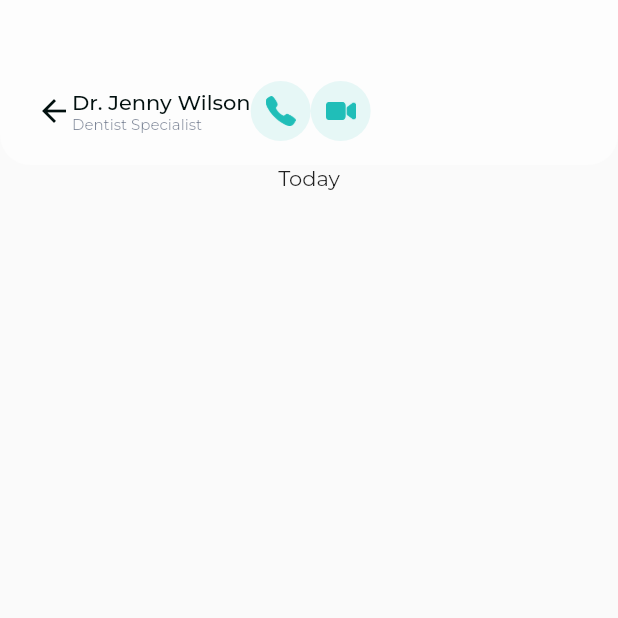
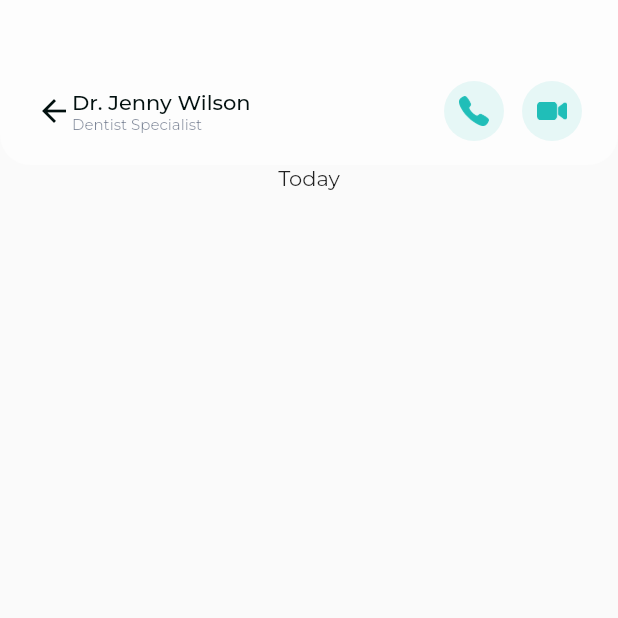
Before and after one commit to romofel/flutter-ui_practice-medical, a Flutter app: the ChatScreen screen opened directly, on a phone screen of 412 x 824 dp, the top half of it. Run offline on Flutter 3.47's test engine with Material 2 defaults, Android fonts, the phone set to English and light mode, and no system bars; our stand-ins replace google_fonts.

Commit message:
Add spacing for the buttons

```diff
--- a/lib/screens/chat_screen.dart
+++ b/lib/screens/chat_screen.dart
@@ -51,9 +51,11 @@ class ChatScreen extends StatelessWidget {
                     ),
                   ],
                 ),
+                const Spacer(),
                 buildAppBarButton(
                     image:
                         'assets/images/chat_screen/appointment_phone_icon.png'),
+                const SizedBox(width: 12),
                 buildAppBarButton(
                     image:
                         'assets/images/chat_screen/appointment_video_icon.png'),
```
